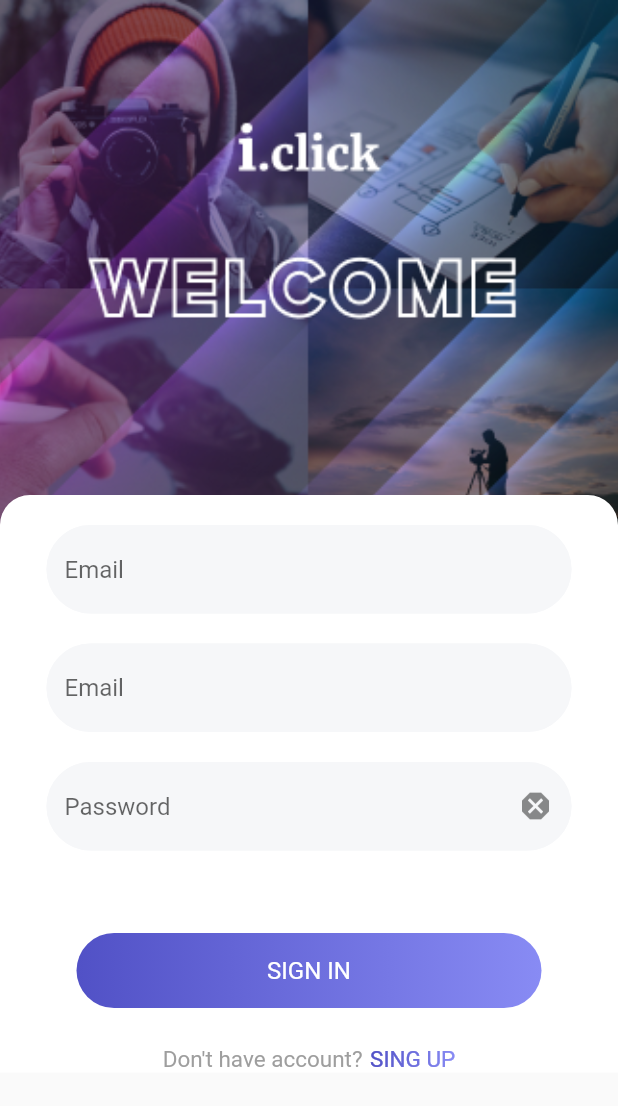
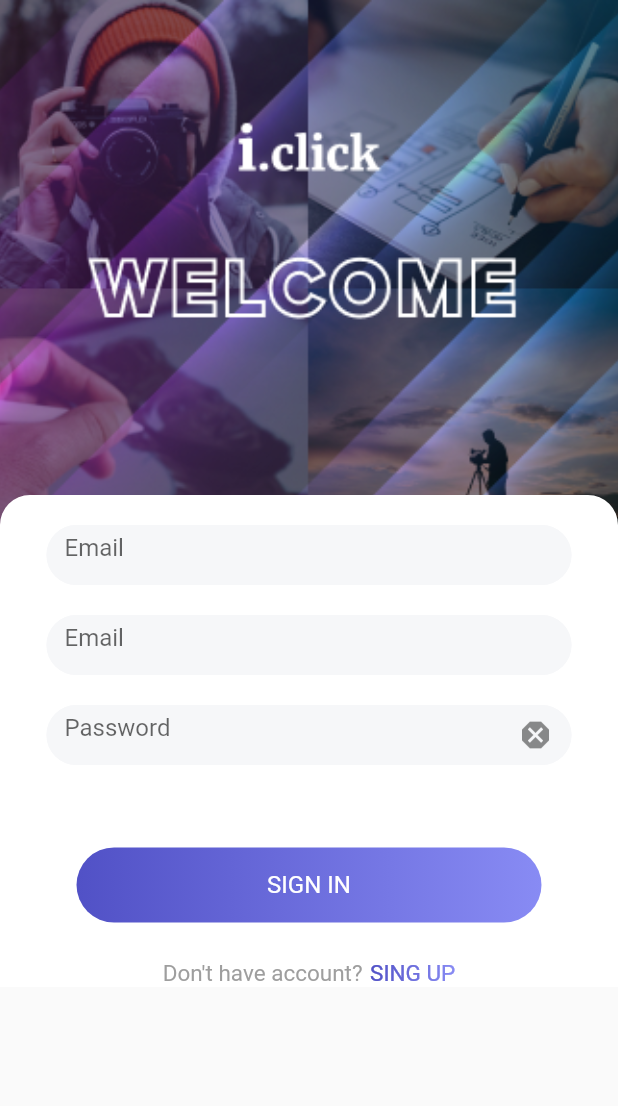
Before and after one commit to Shushan8/iClick, a Flutter app: the screen it shows after launch, after a tap on "SING UP", on a phone screen of 412 x 824 dp. Shown: the top 1106 px of the screen. Run offline on Flutter 3.47's test engine with Material 2 defaults, Android fonts, the phone set to English and light mode, and no system bars; drawn by our look-alikes of simple_gradient_text; our stand-ins replace curved_navigation_bar, firebase_auth, firebase_core; accounts and stored records are empty.

Commit message:
wip: code in eroor

```diff
--- a/lib/main.dart
+++ b/lib/main.dart
@@ -1,18 +1,13 @@
+import 'package:firebase_core/firebase_core.dart';
 import 'package:flutter/material.dart';
-import 'package:i_click/screens/account.dart';
-
 import 'package:i_click/screens/registration_screens/first_screen.dart';
-
-
 import 'package:i_click/provider/provider.dart';
 import 'package:i_click/provider/userprovider.dart';
-import 'package:i_click/screens/registration_screens/send_password.dart';
-import 'package:i_click/screens/registration_screens/send_verification.dart';
-import 'package:i_click/screens/registration_screens/sign_up.dart';
-import 'package:i_click/screens/registration_screens/verification.dart';
 import 'package:provider/provider.dart';
 
-void main() {
+Future main() async {
+  WidgetsFlutterBinding.ensureInitialized();
+  await Firebase.initializeApp();
   runApp(const MyApp());
 }
 
--- a/lib/screens/registration_screens/first_screen.dart
+++ b/lib/screens/registration_screens/first_screen.dart
@@ -1,3 +1,4 @@
+import 'package:firebase_auth/firebase_auth.dart';
 import 'package:flutter/material.dart';
 import 'package:i_click/screens/registration_screens/sign_up.dart';
 import 'package:i_click/screens/registration_screens/verification.dart';
@@ -13,8 +14,12 @@ class First_Page extends StatefulWidget {
 }
 
 class _First_PageState extends State<First_Page> {
+
   @override
   Widget build(BuildContext context) {
+    // final authService = FirebaseAuth.instance;
+    final emailController = TextEditingController();
+    final passwordController = TextEditingController();
     return Scaffold(
       body: Column(
         children: [
--- a/lib/widget/text_field.dart
+++ b/lib/widget/text_field.dart
@@ -18,7 +18,7 @@ class TextFields extends StatelessWidget {
             },
             decoration: InputDecoration(
 
-              prefixIcon: const Icon(Icons.search),
+              prefixIcon: const Icon(Icons.search,color: Colors.blue,),
               hintText: 'Search',
               filled: true,
               fillColor: Color.fromARGB(255, 243, 245, 247),
--- a/lib/widget/text_filed_regist.dart
+++ b/lib/widget/text_filed_regist.dart
@@ -8,7 +8,11 @@ class TextFiledRegister extends StatelessWidget {
   final bool filedIcons;
   @override
   Widget build(BuildContext context) {
-    return SizedBox(
+    return Container(
+      height: 40,
+      decoration: BoxDecoration(
+        borderRadius: BorderRadius.circular(50)
+      ),
       width: filedWidth,
       child: TextField(
         decoration: InputDecoration(
--- a/pubspec.yaml
+++ b/pubspec.yaml
@@ -40,6 +40,12 @@ dependencies:
 
   simple_gradient_text: ^1.2.4
   provider: ^6.0.5
+  cloud_firestore: ^4.8.4
+  firebase_core: ^2.15.0
+  firebase_auth: ^4.7.2
+  json_serializable: ^6.7.1
+  json_annotation: ^4.8.1
+
 
 
 dev_dependencies:
```
Also changed, not shown: pubspec.lock, 6 other files.
